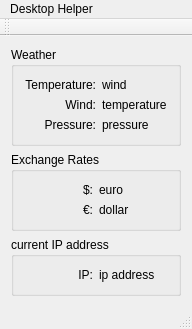
The window that mainwindow.ui (Ivanchik/DesktopHelperQT) describes before a commit, drawn with Qt 5.
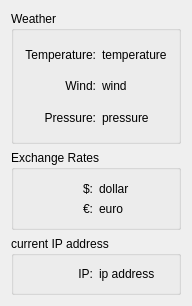
The same window after the commit.

The edit to the form file:
```diff
--- a/mainwindow.ui
+++ b/mainwindow.ui
@@ -81,13 +81,6 @@
        </item>
        <item>
         <layout class="QVBoxLayout" name="weatherValuesLayout">
-         <item>
-          <widget class="QLabel" name="windValueLabel">
-           <property name="text">
-            <string>wind</string>
-           </property>
-          </widget>
-         </item>
          <item>
           <widget class="QLabel" name="temperatureValueLabel">
            <property name="text">
@@ -95,6 +88,13 @@
            </property>
           </widget>
          </item>
+         <item>
+          <widget class="QLabel" name="windValueLabel">
+           <property name="text">
+            <string>wind</string>
+           </property>
+          </widget>
+         </item>
          <item>
           <widget class="QLabel" name="pressureValueLabel">
            <property name="text">
@@ -139,13 +139,6 @@
        </item>
        <item>
         <layout class="QVBoxLayout" name="rateValuesLayout">
-         <item>
-          <widget class="QLabel" name="euroValueLabel">
-           <property name="text">
-            <string>euro</string>
-           </property>
-          </widget>
-         </item>
          <item>
           <widget class="QLabel" name="dollarValueLabel">
            <property name="text">
@@ -153,6 +146,13 @@
            </property>
           </widget>
          </item>
+         <item>
+          <widget class="QLabel" name="euroValueLabel">
+           <property name="text">
+            <string>euro</string>
+           </property>
+          </widget>
+         </item>
         </layout>
        </item>
       </layout>
@@ -186,31 +186,6 @@
     </item>
    </layout>
   </widget>
-  <widget class="QMenuBar" name="menuBar">
-   <property name="geometry">
-    <rect>
-     <x>0</x>
-     <y>0</y>
-     <width>188</width>
-     <height>21</height>
-    </rect>
-   </property>
-   <widget class="QMenu" name="menuDesktop_Helper">
-    <property name="title">
-     <string>Desktop Helper</string>
-    </property>
-   </widget>
-   <addaction name="menuDesktop_Helper"/>
-  </widget>
-  <widget class="QToolBar" name="mainToolBar">
-   <attribute name="toolBarArea">
-    <enum>TopToolBarArea</enum>
-   </attribute>
-   <attribute name="toolBarBreak">
-    <bool>false</bool>
-   </attribute>
-  </widget>
-  <widget class="QStatusBar" name="statusBar"/>
  </widget>
  <layoutdefault spacing="6" margin="11"/>
  <resources/>
```
